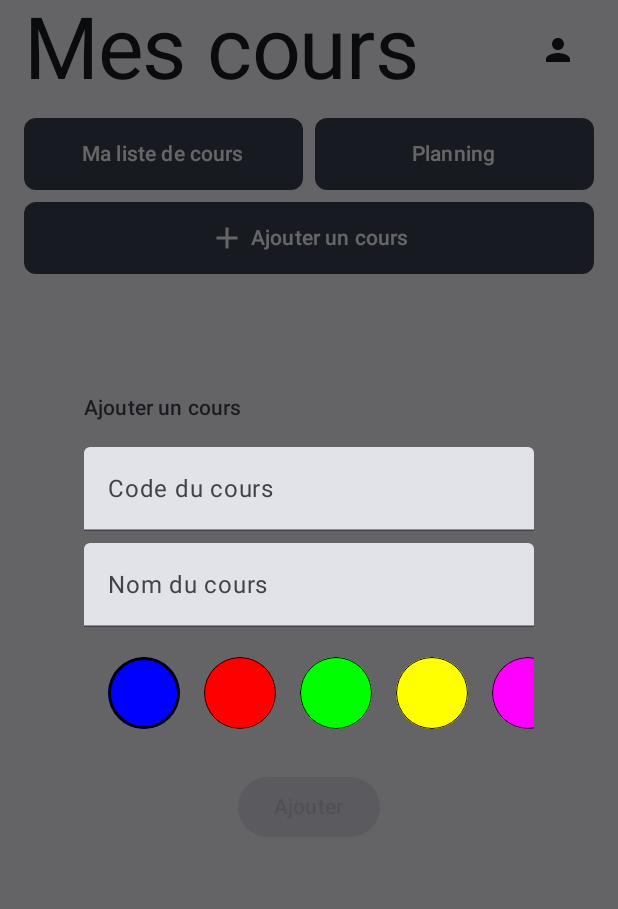
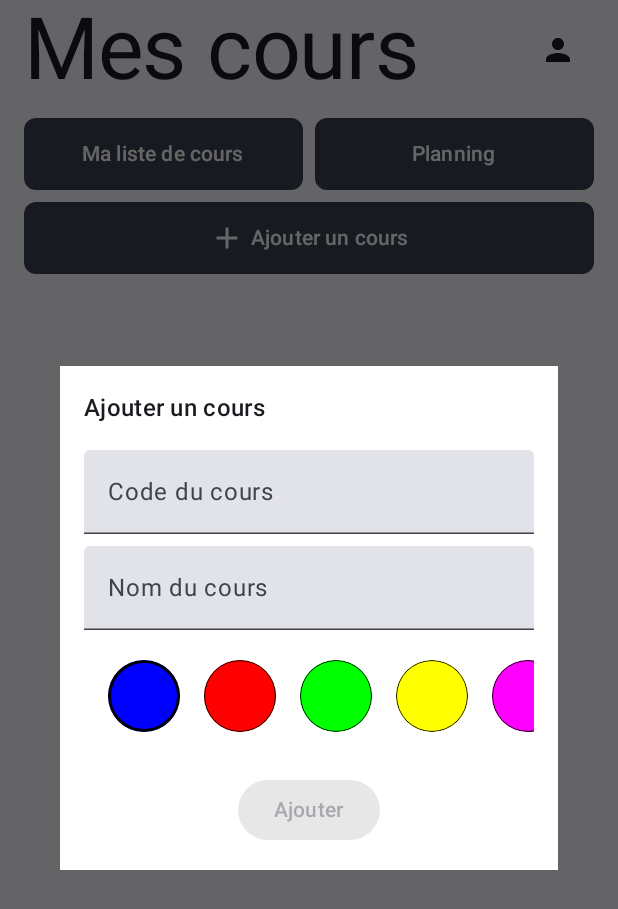
Before and after one commit to nathanbkng/P4, an Android app built with Jetpack Compose: the screen it shows after launch (MainActivity), after a tap on "Ajouter un cours", on a phone screen of 412 x 824 dp. Shown: the top 909 px of the screen. Run offline under Robolectric (Android 15) with nearby library versions, the phone set to English and light mode, and no system bars; our stand-ins replace Room's generated code.

Commit message:
ADD background to add course form

```diff
--- a/NFFrontend/app/src/main/java/com/example/nf_frontend/screens/homescreen/composant/addcourse/AddCourseForm.kt
+++ b/NFFrontend/app/src/main/java/com/example/nf_frontend/screens/homescreen/composant/addcourse/AddCourseForm.kt
@@ -6,6 +6,7 @@ import androidx.compose.material3.ExperimentalMaterial3Api
 import androidx.compose.material3.MaterialTheme
 import androidx.compose.material3.Text
 import androidx.compose.material3.TextField
+import androidx.compose.material3.Surface
 import androidx.compose.runtime.*
 import androidx.compose.ui.Modifier
 import androidx.compose.ui.graphics.Color
@@ -23,12 +24,13 @@ fun AddCourseForm(
     var courseName by remember { mutableStateOf("") }
     var selectedColor by remember { mutableStateOf(Color.Blue.toArgb()) }
 
+    Surface(color = Color.White) {
         Column(
             modifier = Modifier
                 .padding(16.dp)
                 .width(300.dp)
         ) {
-        Text(text = "Ajouter un cours", style = MaterialTheme.typography.titleSmall)
+            Text(text = "Ajouter un cours", style = MaterialTheme.typography.titleMedium)
 
             Spacer(modifier = Modifier.height(16.dp))
 
@@ -63,7 +65,11 @@ fun AddCourseForm(
             ) {
                 Button(
                     onClick = {
-                    val newCourse = CourseEntity(code = courseCode, name = courseName, color = selectedColor)
+                        val newCourse = CourseEntity(
+                            code = courseCode,
+                            name = courseName,
+                            color = selectedColor
+                        )
                         onAddCourse(newCourse)
                         onDismiss()
                     },
@@ -74,3 +80,4 @@ fun AddCourseForm(
             }
         }
     }
+}
```
Lines whose indentation alone changed are shown as unchanged.
